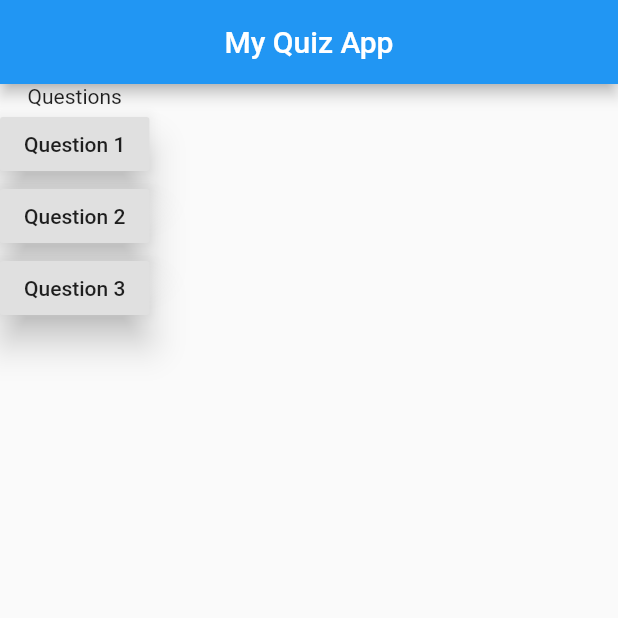
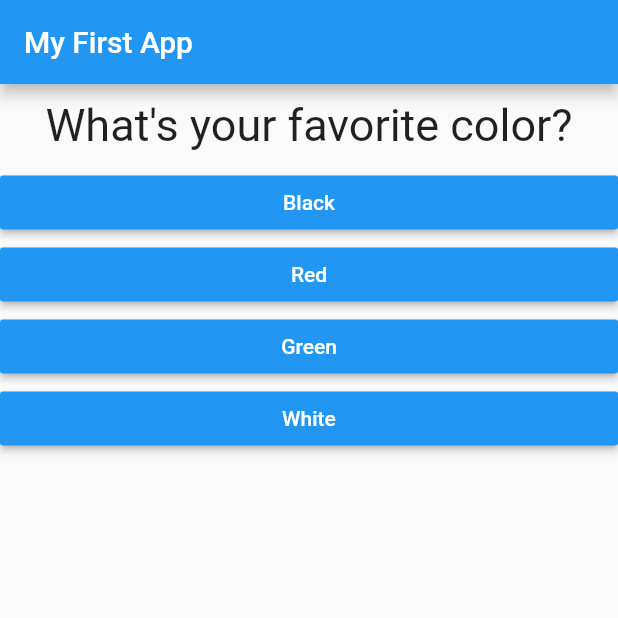
Before and after one commit to dreking/personality_app, a Flutter app: the screen it shows after launch, on a phone screen of 412 x 824 dp, the top half of it. Run offline on Flutter 3.47's test engine with Material 2 defaults, Android fonts, the phone set to English and light mode, and no system bars.

Commit message:
feat:added quiz menus and result score

```diff
--- /dev/null
+++ b/lib/answer.dart
@@ -0,0 +1,21 @@
+import 'package:flutter/material.dart';
+
+class Answer extends StatelessWidget {
+  final Function selectHandler;
+  final String answerText;
+
+  Answer(this.selectHandler, this.answerText);
+
+  @override
+  Widget build(BuildContext context) {
+    return Container(
+      width: double.infinity,
+      child: RaisedButton(
+        color: Colors.blue,
+        textColor: Colors.white,
+        child: Text(answerText),
+        onPressed: selectHandler,
+      ),
+    );
+  }
+}
--- a/lib/main.dart
+++ b/lib/main.dart
@@ -1,41 +1,84 @@
 import 'package:flutter/material.dart';
+
+import './quiz.dart';
+import './result.dart';
+
+// void main() {
+//   runApp(MyApp());
+// }
 
 void main() => runApp(MyApp());
 
-class MyApp extends StatelessWidget {
-  void answerQuestion() {
-    print('question answered');
+class MyApp extends StatefulWidget {
+  @override
+  State<StatefulWidget> createState() {
+    return _MyAppState();
+  }
+}
+
+class _MyAppState extends State<MyApp> {
+  final _questions = const [
+    {
+      'questionText': 'What\'s your favorite color?',
+      'answers': [
+        {'text': 'Black', 'score': 10},
+        {'text': 'Red', 'score': 5},
+        {'text': 'Green', 'score': 3},
+        {'text': 'White', 'score': 1},
+      ],
+    },
+    {
+      'questionText': 'What\'s your favorite animal?',
+      'answers': [
+        {'text': 'Rabbit', 'score': 3},
+        {'text': 'Snake', 'score': 11},
+        {'text': 'Elephant', 'score': 5},
+        {'text': 'Lion', 'score': 9},
+      ],
+    },
+    {
+      'questionText': 'Who\'s your favorite instructor?',
+      'answers': [
+        {'text': 'Max', 'score': 1},
+        {'text': 'Max', 'score': 1},
+        {'text': 'Max', 'score': 1},
+        {'text': 'Max', 'score': 1},
+      ],
+    },
+  ];
+  var _questionIndex = 0;
+  var _totalScore = 0;
+
+  void _resetApp() {
+    setState(() {
+      _questionIndex = 0;
+      _totalScore = 0;
+    });
+  }
+
+  void _answerQuestion(int score) {
+    _totalScore += score;
+
+    setState(() {
+      _questionIndex = _questionIndex + 1;
+    });
+    print(_questionIndex);
   }
 
   @override
   Widget build(BuildContext context) {
     return MaterialApp(
       home: Scaffold(
-        appBar: AppBar(
-            title: Center(
-          child: Text('My Quiz App'),
-        )),
-        body: Column(
-          children: <Widget>[
-            Text('Questions'),
-            RaisedButton(
-              elevation: 10,
-              child: Text('Question 1'),
-              onPressed: answerQuestion,
-            ),
-            RaisedButton(
-              elevation: 10,
-              child: Text('Question 2'),
-              onPressed: () => print('question 2 answered'),
-            ),
-            RaisedButton(
-              elevation: 10,
-              child: Text('Question 3'),
-              onPressed: () => print('question 3 answered'),
-            )
-          ],
-        ),
-      ),
+          appBar: AppBar(
+            title: Text('My First App'),
+          ),
+          body: _questionIndex < _questions.length
+              ? Quiz(
+                  questions: _questions,
+                  questionIndex: _questionIndex,
+                  answerQuestion: _answerQuestion,
+                )
+              : Result(_totalScore, _resetApp)),
     );
   }
 }
--- /dev/null
+++ b/lib/question.dart
@@ -0,0 +1,20 @@
+import 'package:flutter/material.dart';
+
+class Question extends StatelessWidget {
+  final String questionText;
+
+  Question(this.questionText);
+
+  @override
+  Widget build(BuildContext context) {
+    return Container(
+      width: double.infinity,
+      margin: EdgeInsets.all(10.0),
+      child: Text(
+        questionText,
+        style: TextStyle(fontSize: 30),
+        textAlign: TextAlign.center,
+      ),
+    );
+  }
+}
--- /dev/null
+++ b/lib/quiz.dart
@@ -0,0 +1,30 @@
+import 'package:flutter/material.dart';
+
+import './question.dart';
+import './answer.dart';
+
+class Quiz extends StatelessWidget {
+  final questions, questionIndex;
+  final Function answerQuestion;
+
+  Quiz({
+    @required this.questions,
+    @required this.questionIndex,
+    @required this.answerQuestion,
+  });
+
+  @override
+  Widget build(BuildContext context) {
+    return Column(
+      children: [
+        Question(
+          questions[questionIndex]['questionText'],
+        ),
+        ...(questions[questionIndex]['answers'] as List<Map<String, Object>>)
+            .map((answer) {
+          return Answer(() => answerQuestion(answer['score']), answer['text']);
+        }).toList()
+      ],
+    );
+  }
+}
--- /dev/null
+++ b/lib/result.dart
@@ -0,0 +1,41 @@
+import 'package:flutter/material.dart';
+
+class Result extends StatelessWidget {
+  final totalScore;
+  final Function resetApp;
+
+  Result(this.totalScore, this.resetApp);
+
+  String get resultPhrase {
+    String res;
+    if (totalScore <= 8)
+      res = 'You are awesome\nYour score: $totalScore';
+    else if (totalScore < 12)
+      res = 'You are likable\nYour score: $totalScore';
+    else if (totalScore < 16)
+      res = 'You are strange\nYour score: $totalScore';
+    else
+      res = 'You are bad\nYour score: $totalScore';
+
+    return res;
+  }
+
+  @override
+  Widget build(BuildContext context) {
+    return Center(
+      child: Column(
+        children: <Widget>[
+          Text(
+            resultPhrase,
+            style: TextStyle(fontSize: 30),
+          ),
+          FlatButton(
+            child: Text('Go Back'),
+            textColor: Colors.blue,
+            onPressed: resetApp,
+          )
+        ],
+      ),
+    );
+  }
+}
```
